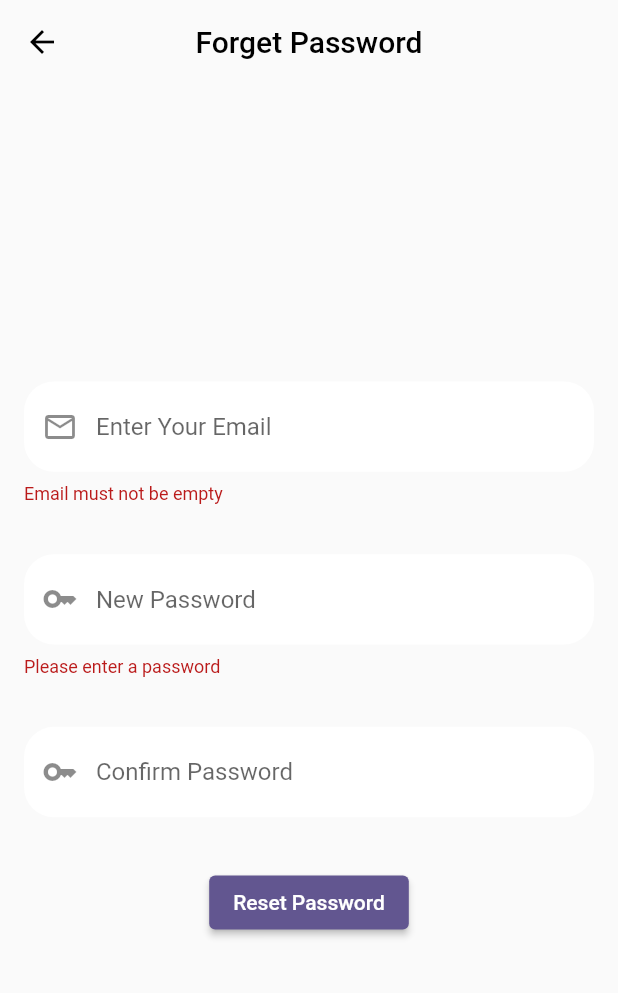
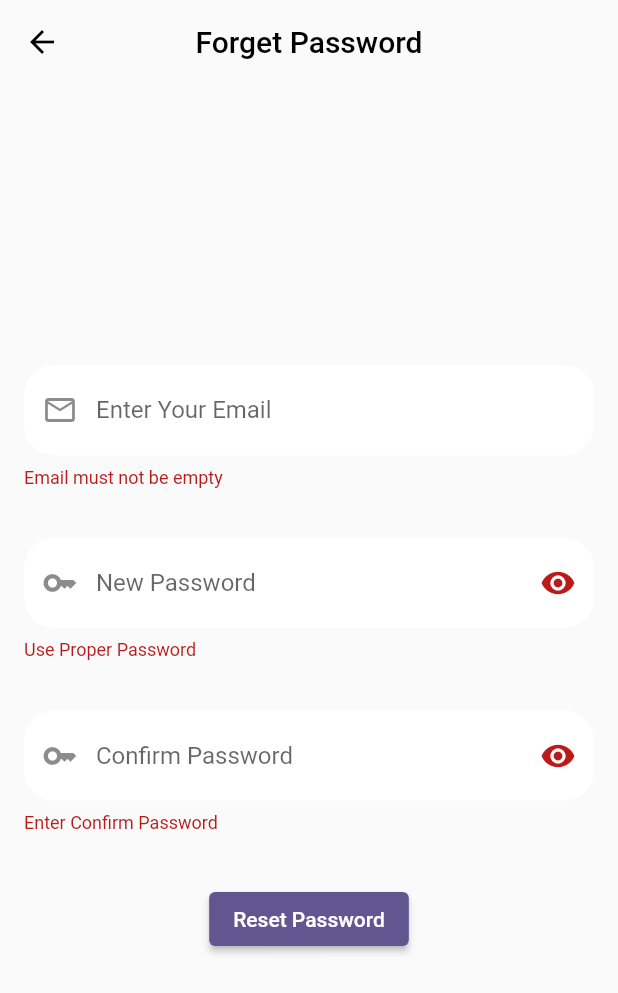
Before and after one commit to yash9858/vehicle_rent, a Flutter app: the Forget_password screen opened directly, after a tap on "Reset Password", on a phone screen of 412 x 824 dp. Shown: the top 993 px of the screen. Run offline on Flutter 3.47's test engine with Material 3 defaults, Android fonts, the phone set to English and light mode, and no system bars; our stand-ins replace cool_alert, flutter_credit_card, flutter_rating_bar, fluttertoast, image_picker, line_icons and 3 more; missing offline and left inert: expansion_tile_group, onboarding_intro_screen, rating_summary; accounts and stored records are empty; project files that could hold a hidden picture were left out.

Commit message:
update some part

```diff
--- a/lib/Forget_Password.dart
+++ b/lib/Forget_Password.dart
@@ -20,6 +20,8 @@ class _Forget_passwordState extends State<Forget_password> {
   var logindata;
   var data;
   bool isLoading = false;
+  bool visiblepass = true;
+  bool visibleconfirm = true;
 
   @override
   Widget build(BuildContext context) {
@@ -75,20 +77,27 @@ class _Forget_passwordState extends State<Forget_password> {
 
               SizedBox(height: mdheight*0.04),
               TextFormField(
-                obscureText: true,
+                obscureText: visiblepass,
                  controller: passwordController,
-                validator: (val) => _validatePassword(val),
-                // validator: (val) {
-                //   if (val!.isEmpty
-                //   ) {
-                //     return "Use Proper Password ";
-                //   }
-                //   return null;
-                // },
+                validator: (val) {
+                  if (val!.isEmpty
+                  ) {
+                    return "Use Proper Password ";
+                  }
+                  return null;
+                },
                 decoration: InputDecoration(contentPadding: EdgeInsets.symmetric(vertical: mdheight * 0.025),
                   filled: true,
                   hintText: "New Password ",
                   prefixIcon: const Icon(Icons.key),
+                  suffixIcon: IconButton(icon:Icon(visiblepass ? Icons.visibility
+                      : Icons.visibility_off),
+                    onPressed: (){
+                      setState(() {
+                        visiblepass =! visiblepass;
+                      });
+                    },
+                  ),
                   fillColor: Colors.white,
                   border: OutlineInputBorder(
                     borderSide: BorderSide.none,
@@ -98,13 +107,30 @@ class _Forget_passwordState extends State<Forget_password> {
 
               ),
               SizedBox(height: mdheight*0.04),
-              TextField(
-                obscureText: true,
+              TextFormField(
+                validator: (val) {
+                  if (val!.isEmpty
+                  ) {
+                    return "Enter Confirm Password ";
+                  }
+                  else if(val != passwordController){
+                    return "Password Are Not Match";
+                  }
+                },
+                obscureText: visibleconfirm,
                 // controller: emailController,
                 decoration: InputDecoration(contentPadding: EdgeInsets.symmetric(vertical: mdheight * 0.025),
                   filled: true,
                   hintText: "Confirm Password ",
                   prefixIcon: const Icon(Icons.key),
+                  suffixIcon: IconButton(icon:Icon(visibleconfirm ? Icons.visibility
+                      : Icons.visibility_off),
+                    onPressed: (){
+                      setState(() {
+                        visibleconfirm =! visibleconfirm;
+                      });
+                    },
+                  ),
                   fillColor: Colors.white,
                   border: OutlineInputBorder(
                     borderSide: BorderSide.none,
@@ -161,11 +187,3 @@ Future<void> _submit() async {
   }
 }
 }
-
-String? _validatePassword(String? val) {
-  if (val == null || val.isEmpty) {
-    return "Please enter a password";
-  }
-  // Add more validation logic if needed
-  return null;
-}
--- a/lib/User/Edit_Profile.dart
+++ b/lib/User/Edit_Profile.dart
@@ -46,15 +46,12 @@ class _Edit_ProfileState extends State<Edit_Profile> {
 
       setState(() {
         isLoading=false;
-
         getUser2=jsonDecode(data!)["users"];
         user.text = getUser2[0]["Name"];
         dob.text = getUser2[0]["Dob"];
         li.text = getUser2[0]["Lincence_Number"];
         address.text = getUser2[0]["Address"];
         _value=getUser2[0]["Gender"];
-
-
       });
     }
   }
@@ -291,6 +288,7 @@ class _Edit_ProfileState extends State<Edit_Profile> {
         child: MaterialButton(
           onPressed: (){
             uploadImageMedia(_image!);
+            //getdata();
           },
           child: Text('Save Details',
               style: TextStyle(
--- a/lib/User/Homescreen.dart
+++ b/lib/User/Homescreen.dart
@@ -3,7 +3,6 @@ import 'package:flutter/material.dart';
 import 'package:line_icons/line_icons.dart';
 import 'dart:ui';
 import 'package:http/http.dart' as http;
-import 'package:rentify/Admin/Category_add_admin.dart';
 import 'package:rentify/Login_Screen.dart';
 import 'package:rentify/User/Available_bike.dart';
 import 'package:rentify/User/Available_car.dart';
@@ -58,7 +57,6 @@ class _HomescreenState extends State<Homescreen> {
       data2 = response.body;
       setState(() {
         getdata3();
-       // getdata4();
         getUser2=jsonDecode(data2!)["users"];
       });
     }
@@ -160,7 +158,7 @@ class _HomescreenState extends State<Homescreen> {
               IconButton(
               icon: const Icon(Icons.keyboard_voice_rounded),
               onPressed: () {
-               // Navigator.pushAndRemoveUntil(context, MaterialPageRoute(builder: (context)=> const LoginPage()),  (Route<dynamic> route) => false);
+                Navigator.pushAndRemoveUntil(context, MaterialPageRoute(builder: (context)=> const LoginPage()),  (Route<dynamic> route) => false);
                 print('Use voice command');
               },
             ),
```
Also changed, not shown: lib/Login_Screen.dart (+10 -4 lines), lib/Register_Screen.dart (+39 -6 lines), lib/User/Bike_Details.dart (+24 -42 lines), lib/User/Car_Details.dart (+11 -25 lines), lib/User/Complete_Profile.dart (+95 -35 lines).
